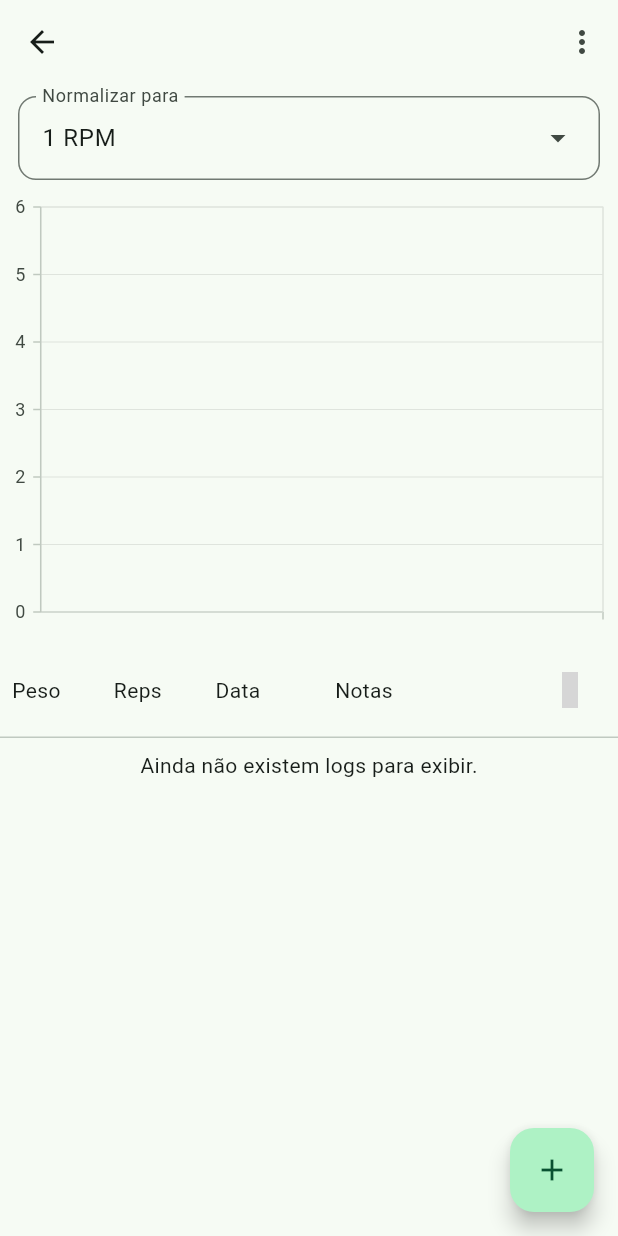
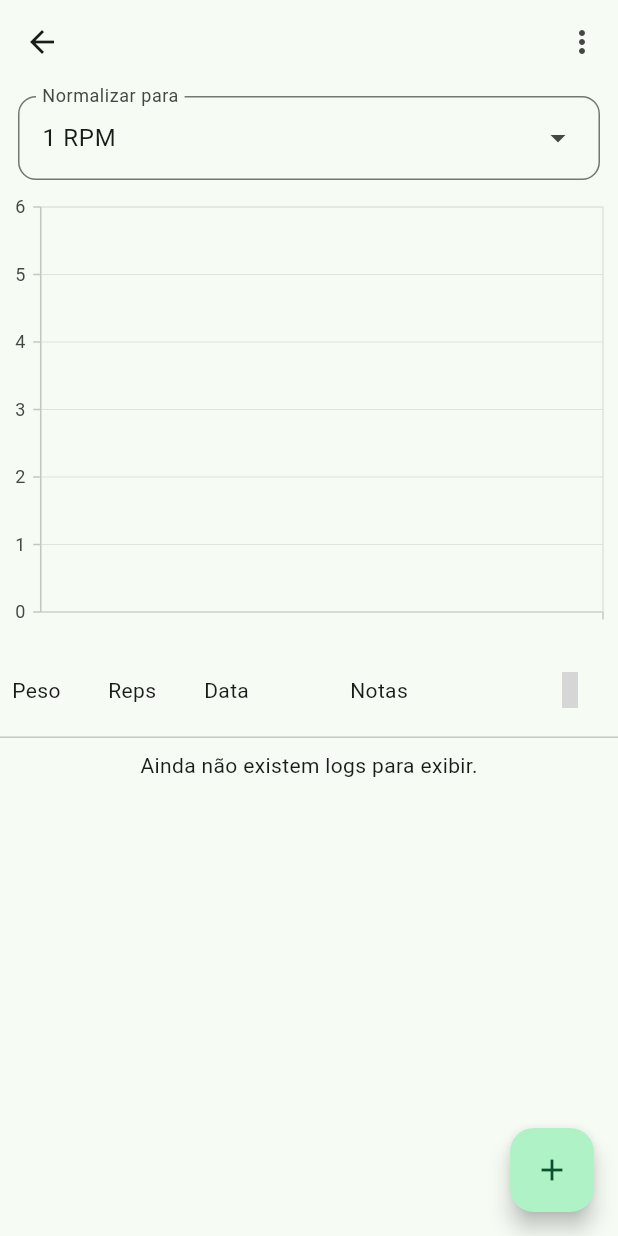
Before and after one commit to eduardovfaleiro/gym-log, a Flutter app: the ExerciseChartPage screen opened directly with empty values, on a phone screen of 412 x 824 dp. Run offline on Flutter 3.47's test engine with Material 3 defaults, Android fonts, the phone set to English and light mode, and no system bars; our stand-ins replace cloud_firestore, community_material_icon, connectivity_plus, csv, file_picker, firebase_auth and 9 more; missing offline and left inert: excel, firebase_ui_auth, firebase_ui_oauth_google; accounts and stored records are empty; grey boxes are pictures that could not be loaded.

Commit message:
alterado para data ter mais espaço nos logs

```diff
--- a/lib/pages/exercise_chart_page.dart
+++ b/lib/pages/exercise_chart_page.dart
@@ -329,7 +329,7 @@ class _ExerciseChartPageState extends State<ExerciseChartPage>
                           children: [
                             Expanded(flex: 3, child: Text('Peso')),
                             Expanded(flex: 3, child: Text('Reps')),
-                            Expanded(flex: 3, child: Text('Data')),
+                            Expanded(flex: 4, child: Text('Data')),
                             SizedBox(width: 12),
                             Expanded(flex: 6, child: Text('Notas')),
                             Expanded(flex: 2, child: SizedBox.shrink()),
--- a/lib/pages/view_logs_page.dart
+++ b/lib/pages/view_logs_page.dart
@@ -67,7 +67,7 @@ class _ViewLogsPageState extends State<ViewLogsPage> with LoadingManager {
                   children: [
                     Expanded(flex: 3, child: Text('Peso')),
                     Expanded(flex: 3, child: Text('Reps')),
-                    Expanded(flex: 3, child: Text('Data')),
+                    Expanded(flex: 4, child: Text('Data')),
                     SizedBox(width: 12),
                     Expanded(flex: 6, child: Text('Notas')),
                     Expanded(flex: 2, child: SizedBox.shrink()),
@@ -98,7 +98,8 @@ class _ViewLogsPageState extends State<ViewLogsPage> with LoadingManager {
                     },
                     onEdit: (Log oldLog, Log newLog) async {
                       setLoading(true);
-                      await _logRepository.update(newLog: newLog, currentLogList: widget.logs);
+                      await _logRepository.update(
+                          newLog: newLog, currentLogList: widget.logs);
                       await _updateLogs();
                       setLoading(false);
                     },
--- a/lib/widgets/logs_list_view.dart
+++ b/lib/widgets/logs_list_view.dart
@@ -52,13 +52,13 @@ class _LogsListViewState extends State<LogsListView> {
                 padding: const EdgeInsets.all(4),
                 alignment: Alignment.center,
                 child: Padding(
-                  padding: const EdgeInsets.only(left: 8),
+                  padding: const EdgeInsets.only(left: 4),
                   child: Row(
                     children: [
                       Expanded(flex: 3, child: Text('${log.weight} kg')),
                       Expanded(flex: 3, child: Text(log.reps.toString())),
                       Expanded(
-                          flex: 3, child: Text(log.date.formatReadableShort())),
+                          flex: 4, child: Text(log.date.formatReadableShort())),
                       const SizedBox(width: 12),
                       Expanded(flex: 6, child: Text(log.notes, maxLines: 3)),
                       if (widget.onDelete != null || widget.onEdit != null)
```
